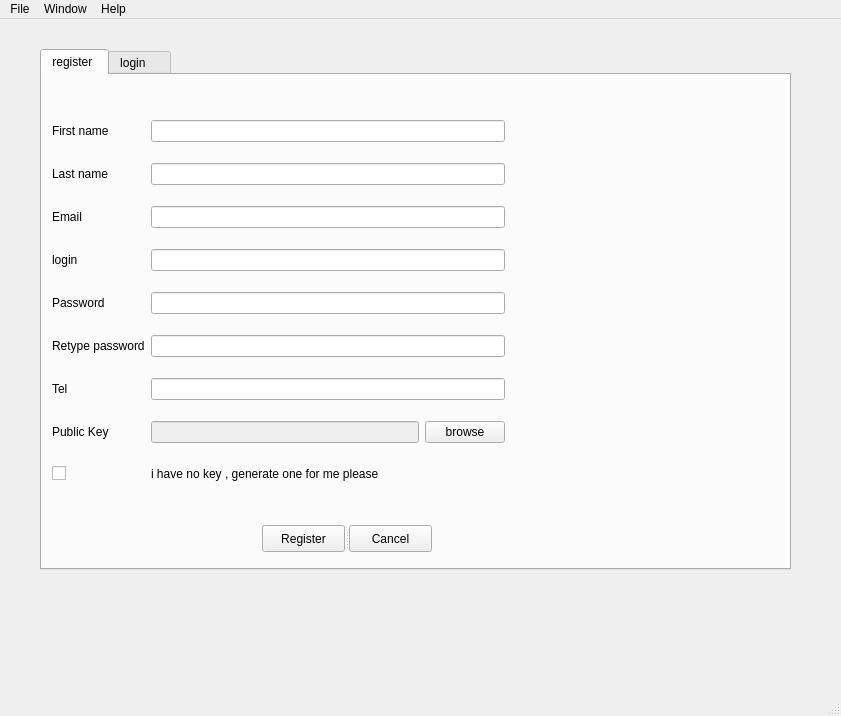
First picture: the form in client/main_ui.ui, repository MohamedAmineOuali/Security-project, before the edit.
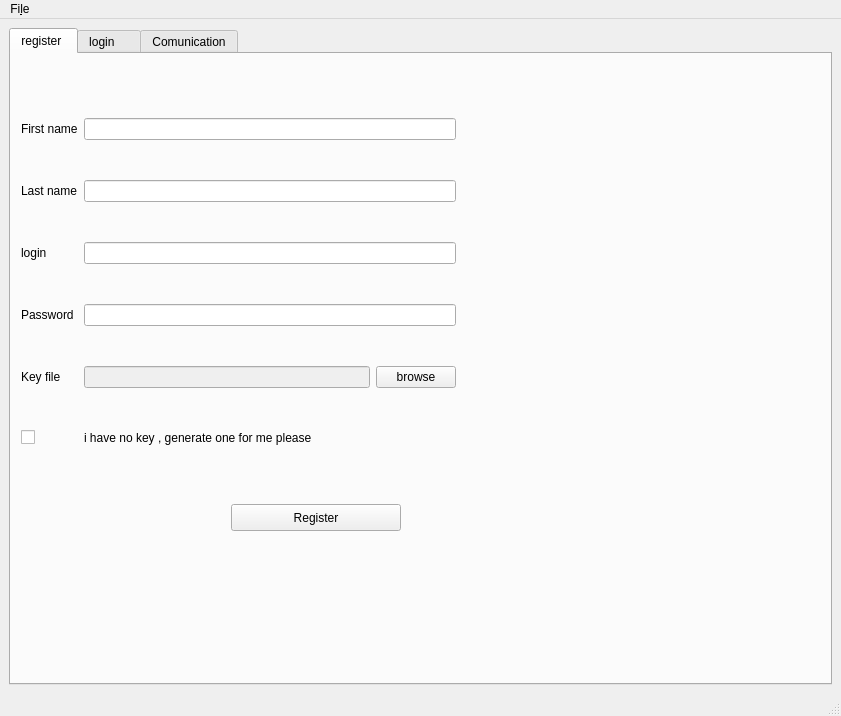
Second picture: the form after the edit. The open tabs and pages were chosen to show the change.

Diff of the .ui file:
```diff
--- a/client/main_ui.ui
+++ b/client/main_ui.ui
@@ -14,15 +14,9 @@
    <string>Secure mail transfert application</string>
   </property>
   <widget class="QWidget" name="centralwidget">
+   <layout class="QVBoxLayout" name="verticalLayout_2">
+    <item>
    <widget class="QTabWidget" name="tabWidget">
-    <property name="geometry">
-     <rect>
-      <x>40</x>
-      <y>30</y>
-      <width>751</width>
-      <height>521</height>
-     </rect>
-    </property>
     <property name="currentIndex">
      <number>1</number>
     </property>
@@ -40,13 +34,6 @@
        </rect>
       </property>
       <layout class="QGridLayout" name="gridLayout">
-       <item row="2" column="1" colspan="2">
-        <widget class="QLineEdit" name="email_input">
-         <property name="text">
-          <string/>
-         </property>
-        </widget>
-       </item>
        <item row="0" column="3">
         <spacer name="horizontalSpacer">
          <property name="orientation">
@@ -60,79 +47,40 @@
          </property>
         </spacer>
        </item>
-       <item row="6" column="1" colspan="2">
-        <widget class="QLineEdit" name="tel_input"/>
-       </item>
-       <item row="4" column="0">
-        <widget class="QLabel" name="label_4">
-         <property name="text">
-          <string>Password</string>
-         </property>
-        </widget>
-       </item>
        <item row="3" column="0">
+          <widget class="QLabel" name="label_4">
+           <property name="text">
+            <string>Password</string>
+           </property>
+          </widget>
+         </item>
+         <item row="2" column="0">
         <widget class="QLabel" name="label_3">
          <property name="text">
           <string>login</string>
          </property>
         </widget>
        </item>
-       <item row="8" column="0">
+         <item row="5" column="0">
         <widget class="QCheckBox" name="key_generation_checkbox">
          <property name="text">
           <string/>
          </property>
         </widget>
        </item>
+         <item row="2" column="1" colspan="2">
+          <widget class="QLineEdit" name="username_input"/>
+         </item>
        <item row="1" column="1" colspan="2">
         <widget class="QLineEdit" name="lname_input"/>
        </item>
-       <item row="2" column="3">
-        <spacer name="horizontalSpacer_3">
-         <property name="orientation">
-          <enum>Qt::Horizontal</enum>
-         </property>
-         <property name="sizeHint" stdset="0">
-          <size>
-           <width>40</width>
-           <height>20</height>
-          </size>
-         </property>
-        </spacer>
-       </item>
-       <item row="5" column="1" colspan="2">
-        <widget class="QLineEdit" name="password_verif_input"/>
-       </item>
-       <item row="3" column="1" colspan="2">
-        <widget class="QLineEdit" name="username_input"/>
-       </item>
-       <item row="5" column="0">
-        <widget class="QLabel" name="label_5">
-         <property name="text">
-          <string>Retype password</string>
-         </property>
-        </widget>
-       </item>
        <item row="0" column="1" colspan="2">
         <widget class="QLineEdit" name="fname_input"/>
        </item>
-       <item row="6" column="3">
-        <spacer name="horizontalSpacer_7">
-         <property name="orientation">
-          <enum>Qt::Horizontal</enum>
-         </property>
-         <property name="sizeHint" stdset="0">
-          <size>
-           <width>40</width>
-           <height>20</height>
-          </size>
-         </property>
-        </spacer>
-       </item>
-       <item row="4" column="1" colspan="2">
+         <item row="3" column="1" colspan="2">
         <widget class="QLineEdit" name="password_input"/>
        </item>
-       <item row="7" column="2">
+         <item row="4" column="2">
         <widget class="QPushButton" name="file_selection_btn">
          <property name="text">
           <string>browse</string>
@@ -146,27 +94,20 @@
          </property>
         </widget>
        </item>
-       <item row="8" column="1" colspan="2">
+         <item row="5" column="1" colspan="2">
         <widget class="QLabel" name="label_13">
          <property name="text">
           <string>i have no key , generate one for me please</string>
          </property>
         </widget>
        </item>
-       <item row="7" column="1">
+         <item row="4" column="1">
         <widget class="QLineEdit" name="public_key_file_input">
          <property name="enabled">
           <bool>false</bool>
          </property>
         </widget>
        </item>
-       <item row="2" column="0">
-        <widget class="QLabel" name="label_12">
-         <property name="text">
-          <string>Email</string>
-         </property>
-        </widget>
-       </item>
        <item row="0" column="0">
         <widget class="QLabel" name="label">
          <property name="text">
@@ -174,17 +115,10 @@
          </property>
         </widget>
        </item>
-       <item row="6" column="0">
-        <widget class="QLabel" name="label_6">
-         <property name="text">
-          <string>Tel</string>
-         </property>
-        </widget>
-       </item>
-       <item row="7" column="0">
+         <item row="4" column="0">
         <widget class="QLabel" name="label_11">
          <property name="text">
-          <string>Public Key</string>
+            <string>Key file</string>
          </property>
         </widget>
        </item>
@@ -201,7 +135,7 @@
          </property>
         </spacer>
        </item>
-       <item row="3" column="3">
+         <item row="2" column="3">
         <spacer name="horizontalSpacer_4">
          <property name="orientation">
           <enum>Qt::Horizontal</enum>
@@ -214,7 +148,7 @@
          </property>
         </spacer>
        </item>
-       <item row="4" column="3">
+         <item row="3" column="3">
         <spacer name="horizontalSpacer_5">
          <property name="orientation">
           <enum>Qt::Horizontal</enum>
@@ -227,20 +161,7 @@
          </property>
         </spacer>
        </item>
-       <item row="5" column="3">
-        <spacer name="horizontalSpacer_6">
-         <property name="orientation">
-          <enum>Qt::Horizontal</enum>
-         </property>
-         <property name="sizeHint" stdset="0">
-          <size>
-           <width>40</width>
-           <height>20</height>
-          </size>
-         </property>
-        </spacer>
-       </item>
-       <item row="7" column="3">
+         <item row="4" column="3">
         <spacer name="horizontalSpacer_9">
          <property name="orientation">
           <enum>Qt::Horizontal</enum>
@@ -253,7 +174,7 @@
          </property>
         </spacer>
        </item>
-       <item row="8" column="3">
+         <item row="5" column="3">
         <spacer name="horizontalSpacer_10">
          <property name="orientation">
           <enum>Qt::Horizontal</enum>
@@ -285,11 +206,6 @@
         <string>Register</string>
        </property>
       </widget>
-      <widget class="QPushButton" name="cancel_btn">
-       <property name="text">
-        <string>Cancel</string>
-       </property>
-      </widget>
      </widget>
     </widget>
     <widget class="QWidget" name="login">
@@ -301,11 +217,14 @@
        <rect>
         <x>50</x>
         <y>40</y>
-        <width>481</width>
+          <width>271</width>
         <height>381</height>
        </rect>
       </property>
       <layout class="QGridLayout" name="gridLayout_2">
+         <item row="1" column="2">
+          <widget class="QLineEdit" name="password_login_input"/>
+         </item>
        <item row="0" column="0" colspan="2">
         <widget class="QLabel" name="label_8">
          <property name="text">
@@ -323,35 +242,6 @@
          </property>
         </widget>
        </item>
-       <item row="1" column="2">
-        <widget class="QLineEdit" name="password_login_input"/>
-       </item>
-       <item row="0" column="3">
-        <spacer name="horizontalSpacer_11">
-         <property name="orientation">
-          <enum>Qt::Horizontal</enum>
-         </property>
-         <property name="sizeHint" stdset="0">
-          <size>
-           <width>40</width>
-           <height>20</height>
-          </size>
-         </property>
-        </spacer>
-       </item>
-       <item row="1" column="3">
-        <spacer name="horizontalSpacer_12">
-         <property name="orientation">
-          <enum>Qt::Horizontal</enum>
-         </property>
-         <property name="sizeHint" stdset="0">
-          <size>
-           <width>40</width>
-           <height>20</height>
-          </size>
-         </property>
-        </spacer>
-       </item>
       </layout>
      </widget>
      <widget class="QSplitter" name="splitter">
@@ -371,19 +261,96 @@
         <string>Login</string>
        </property>
       </widget>
-      <widget class="QPushButton" name="password_reset_btn">
+       </widget>
+       <widget class="QPushButton" name="keys_dir_btn">
+        <property name="geometry">
+         <rect>
+          <x>354</x>
+          <y>180</y>
+          <width>381</width>
+          <height>38</height>
+         </rect>
+        </property>
        <property name="text">
-        <string>Forgot your password ?</string>
-       </property>
-      </widget>
-      <widget class="QPushButton" name="cancel_login_btn">
+         <string>Select keys directory</string>
+        </property>
+       </widget>
+       <widget class="QLabel" name="label_directory">
+        <property name="geometry">
+         <rect>
+          <x>341</x>
+          <y>251</y>
+          <width>481</width>
+          <height>41</height>
+         </rect>
+        </property>
        <property name="text">
-        <string>Cancel</string>
+         <string/>
        </property>
       </widget>
      </widget>
-    </widget>
-   </widget>
+      <widget class="QWidget" name="tab">
+       <attribute name="title">
+        <string>Comunication</string>
+       </attribute>
+       <widget class="QWidget" name="gridLayoutWidget">
+        <property name="geometry">
+         <rect>
+          <x>10</x>
+          <y>20</y>
+          <width>481</width>
+          <height>451</height>
+         </rect>
+        </property>
+        <layout class="QGridLayout" name="gridLayout_3">
+         <item row="1" column="0">
+          <widget class="QLineEdit" name="text_input"/>
+         </item>
+         <item row="0" column="0">
+          <widget class="QTextBrowser" name="text_output"/>
+         </item>
+        </layout>
+       </widget>
+       <widget class="QPushButton" name="send_btn">
+        <property name="geometry">
+         <rect>
+          <x>510</x>
+          <y>430</y>
+          <width>221</width>
+          <height>41</height>
+         </rect>
+        </property>
+        <property name="text">
+         <string>Send</string>
+        </property>
+       </widget>
+       <widget class="QCheckBox" name="signCheck">
+        <property name="geometry">
+         <rect>
+          <x>500</x>
+          <y>380</y>
+          <width>239</width>
+          <height>26</height>
+         </rect>
+        </property>
+        <property name="text">
+         <string>Sign your Message</string>
+        </property>
+       </widget>
+       <widget class="QComboBox" name="clientsLists">
+        <property name="geometry">
+         <rect>
+          <x>500</x>
+          <y>110</y>
+          <width>239</width>
+          <height>36</height>
+         </rect>
+        </property>
+       </widget>
+      </widget>
+     </widget>
+    </item>
+   </layout>
   </widget>
   <widget class="QMenuBar" name="menubar">
    <property name="geometry">
@@ -391,63 +358,45 @@
      <x>0</x>
      <y>0</y>
      <width>841</width>
-     <height>25</height>
+     <height>34</height>
     </rect>
    </property>
    <widget class="QMenu" name="menuFile">
     <property name="title">
-     <string>File</string>
+     <string>Fi&amp;le</string>
     </property>
-    <addaction name="actionOpen_new_window"/>
-    <addaction name="actionClose"/>
-   </widget>
-   <widget class="QMenu" name="menuHelp">
-    <property name="title">
-     <string>Help</string>
-    </property>
-    <addaction name="actionWhat_s_this"/>
-    <addaction name="actionWho_are_We"/>
-   </widget>
-   <widget class="QMenu" name="menuWindow">
-    <property name="title">
-     <string>Window</string>
-    </property>
-    <addaction name="actionMinimize"/>
-    <addaction name="actionFull_screen"/>
    </widget>
    <addaction name="menuFile"/>
-   <addaction name="menuWindow"/>
-   <addaction name="menuHelp"/>
   </widget>
   <widget class="QStatusBar" name="statusbar"/>
   <action name="actionMinimize">
    <property name="text">
-    <string>Minimize</string>
+    <string>&amp;Minimize</string>
    </property>
   </action>
   <action name="actionFull_screen">
    <property name="text">
-    <string>Full screen</string>
+    <string>&amp;Full screen</string>
    </property>
   </action>
   <action name="actionWhat_s_this">
    <property name="text">
-    <string>What's this</string>
+    <string>&amp;What's this</string>
    </property>
   </action>
   <action name="actionWho_are_We">
    <property name="text">
-    <string>Who are We ?</string>
+    <string>W&amp;ho are We ?</string>
    </property>
   </action>
   <action name="actionClose">
    <property name="text">
-    <string>close</string>
+    <string>&amp;close</string>
    </property>
   </action>
   <action name="actionOpen_new_window">
    <property name="text">
-    <string>open new window</string>
+    <string>&amp;open new window</string>
    </property>
   </action>
  </widget>
```
Left out of the diff: 121 changed lines with no effect on the pictures. Lines whose indentation alone changed are shown as unchanged.
